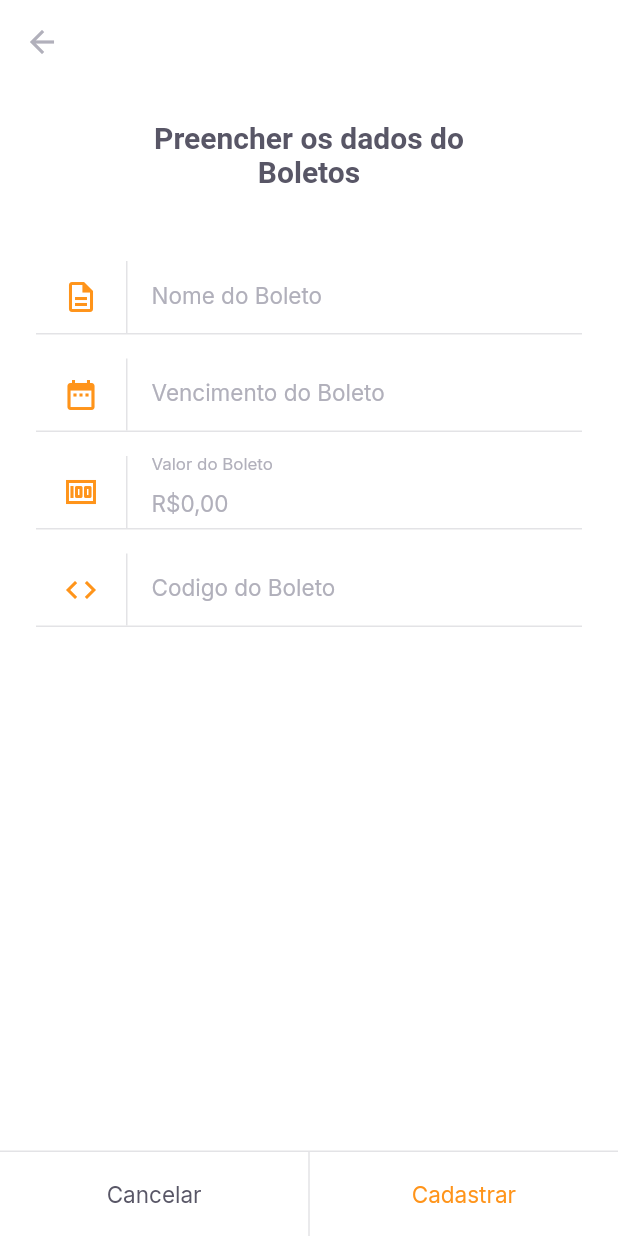
After one commit to raffevald/pay-flow, a Flutter app: the InserirBoletosPage screen opened by its route, on a phone screen of 412 x 824 dp. The commit adds this screen. Run offline on Flutter 3.47's test engine with Material 2 defaults, Android fonts, the phone set to English and light mode, and no system bars; our stand-ins replace camera, firebase_core, flutter_masked_text2, google_fonts, google_sign_in, image_picker and 1 more; missing offline and left inert: google_ml_kit; accounts and stored records are empty.

Commit message:
Criação das pages INSERT BOLETOS e MEUS BOLETOS, da model BOLETO MODEL, dos widget BOLETO LIST E BOLETO TILECLEAR

```diff
--- a/lib/app_widger.dart
+++ b/lib/app_widger.dart
@@ -4,9 +4,10 @@ import 'package:flutter/material.dart';
 import 'package:flutter/services.dart';
 
 import 'package:pay_flow/modules/home/home_page.dart';
+import 'package:pay_flow/modules/insert_boleto/insert_boleto_page.dart';
 import 'package:pay_flow/modules/splash/splash_page.dart';
 // import 'modules/barcode_scanner/barcode_scanner_page.dart';
-import 'modules/barcode_scanner/barcode_scanner_page.dart';
+// import 'modules/barcode_scanner/barcode_scanner_page.dart';
 import 'modules/barcode_scanner/teste.dart';
 import 'modules/login/login_page.dart';
 // import 'shared/models/user_model.dart';
@@ -41,6 +42,7 @@ class AppWidget extends StatelessWidget {
         //     user: ModalRoute.of(context)!.settings.arguments as UserModel),
         "/login": ((context) => LoginPage()),
         "/barcode_scanner": (context) => BarcodeScannerPage(),
+        "/insertBoletos": ((context) => InserirBoletosPage()),
       },
     );
   }
--- /dev/null
+++ b/lib/modules/insert_boleto/insert_boleto_controller.dart
@@ -0,0 +1,46 @@
+// import 'dart:ffi';
+
+import 'package:flutter/cupertino.dart';
+import 'package:pay_flow/shared/models/boleto_model.dart';
+import 'package:shared_preferences/shared_preferences.dart';
+
+class InsertBoletoController {
+  BoletoModel model = BoletoModel();
+  final formKey = GlobalKey<FormState>();
+
+  String? validateName(String? value) =>
+      value?.isEmpty ?? true ? "O nome não pode ser vazio" : null;
+  String? validateVencimento(String? value) =>
+      value?.isEmpty ?? true ? "A data de vencimento não pode ser vazio" : null;
+  String? validateValor(double value) =>
+      value == 0 ? "Insira um valor maior que R\$ 0,00" : null;
+  String? validateCodigo(String? value) =>
+      value?.isEmpty ?? true ? "O código do boleto não pode ser vazio" : null;
+
+  void onChange(
+      {String? name, String? dueDate, double? value, String? barcaode}) {
+    model = model.copyWith(
+      name: name,
+      dueDate: dueDate,
+      value: value,
+      barcode: barcaode,
+    );
+  }
+
+  void saveBoleto() async {
+    try {
+      final instance = await SharedPreferences.getInstance();
+      final boletos = instance.getStringList("boletos") ?? <String>[];
+      boletos.add(model.toJson());
+      await instance.setStringList("boletos", boletos);
+      return;
+    } catch (a) {}
+  }
+
+  Future<void> cadastrarBoletos() async {
+    final form = formKey.currentState;
+    if (form!.validate()) {
+      return saveBoleto();
+    }
+  }
+}
--- /dev/null
+++ b/lib/modules/insert_boleto/insert_boleto_page.dart
@@ -0,0 +1,129 @@
+import 'package:flutter/material.dart';
+import 'package:flutter_masked_text2/flutter_masked_text2.dart';
+import 'package:pay_flow/modules/insert_boleto/insert_boleto_controller.dart';
+// import 'package:font_awesome_flutter/font_awesome_flutter.dart';
+import 'package:pay_flow/shared/themes/app_text_styles.dart';
+import 'package:pay_flow/shared/themes/appcolors.dart';
+import 'package:pay_flow/shared/widget/input_text/input_text_widget.dart';
+import 'package:pay_flow/shared/widget/set_label_buttons/set_label_buttons.dart';
+
+class InserirBoletosPage extends StatefulWidget {
+  final String? barcode;
+  const InserirBoletosPage({
+    Key? key,
+    this.barcode,
+  }) : super(key: key);
+
+  @override
+  State<InserirBoletosPage> createState() => _InserirBoletosPageState();
+}
+
+class _InserirBoletosPageState extends State<InserirBoletosPage> {
+  final controller = InsertBoletoController();
+
+  final moneyInputTextController =
+      MoneyMaskedTextController(leftSymbol: "R\$", decimalSeparator: ",");
+  final dueDateInputTextcontroller = MaskedTextController(mask: "00/00/0000");
+  final barcodeInputTextController = TextEditingController();
+
+  @override
+  void initState() {
+    if (widget.barcode != null) {
+      barcodeInputTextController.text = widget.barcode!;
+    }
+    super.initState();
+  }
+
+  @override
+  Widget build(BuildContext context) {
+    return Scaffold(
+      backgroundColor: AppColors.background,
+      appBar: AppBar(
+        backgroundColor: AppColors.background,
+        elevation: 0,
+        leading: BackButton(color: AppColors.input),
+      ),
+      body: SingleChildScrollView(
+        child: Padding(
+          padding: const EdgeInsets.symmetric(horizontal: 24),
+          child: Column(
+            crossAxisAlignment: CrossAxisAlignment.center,
+            children: [
+              Padding(
+                padding:
+                    const EdgeInsets.symmetric(horizontal: 50, vertical: 24),
+                child: Text(
+                  "Preencher os dados do Boletos",
+                  style: TextStyles.titleBoldHeading,
+                  textAlign: TextAlign.center,
+                ),
+              ),
+              const SizedBox(
+                height: 24,
+              ),
+              Form(
+                key: controller.formKey,
+                child: Column(
+                  children: [
+                    InputTextWidget(
+                      label: "Nome do Boleto",
+                      icon: Icons.description_outlined,
+                      onChanged: (value) {
+                        controller.onChange(name: value);
+                      },
+                      validator: controller.validateName,
+                    ),
+                    InputTextWidget(
+                      controller: dueDateInputTextcontroller,
+                      label: "Vencimento do Boleto",
+                      // icon: FontAwesomeIcons.timesCircle,
+                      icon: Icons.date_range,
+                      onChanged: (value) {
+                        controller.onChange(dueDate: value);
+                      },
+                      validator: controller.validateVencimento,
+                    ),
+                    InputTextWidget(
+                      controller: moneyInputTextController,
+                      label: "Valor do Boleto",
+                      // icon: FontAwesomeIcons.walle,
+                      icon: Icons.money,
+                      onChanged: (value) {
+                        controller.onChange(
+                            value: moneyInputTextController.numberValue);
+                      },
+                      validator: (_) => controller
+                          .validateValor(moneyInputTextController.numberValue),
+                    ),
+                    InputTextWidget(
+                      controller: barcodeInputTextController,
+                      label: "Codigo do Boleto",
+                      // icon: FontAwesomeIcons.barcode,
+                      icon: Icons.code_outlined,
+                      onChanged: (value) {
+                        controller.onChange(barcaode: value);
+                      },
+                      validator: controller.validateCodigo,
+                    ),
+                  ],
+                ),
+              ),
+            ],
+          ),
+        ),
+      ),
+      bottomNavigationBar: SetLabelButtons(
+        primaryLabel: "Cancelar",
+        primaryOnPressed: () {
+          Navigator.pop(context);
+        },
+        secondaryLabel: "Cadastrar",
+        secondaryOnPressed: () async {
+          await controller.cadastrarBoletos();
+          Navigator.pop(context);
+        },
+        enableSecondaryColor: true,
+      ),
+    );
+  }
+}
--- /dev/null
+++ b/lib/shared/models/boleto_model.dart
@@ -0,0 +1,72 @@
+import 'dart:convert';
+
+class BoletoModel {
+  final String? name;
+  final String? dueDate;
+  final double? value;
+  final String? barcode;
+  BoletoModel({
+    this.name,
+    this.dueDate,
+    this.value,
+    this.barcode,
+  });
+
+  BoletoModel copyWith({
+    String? name,
+    String? dueDate,
+    double? value,
+    String? barcode,
+  }) {
+    return BoletoModel(
+      name: name ?? this.name,
+      dueDate: dueDate ?? this.dueDate,
+      value: value ?? this.value,
+      barcode: barcode ?? this.barcode,
+    );
+  }
+
+  Map<String, dynamic> toMap() {
+    return {
+      'name': name,
+      'dueDate': dueDate,
+      'value': value,
+      'barcode': barcode,
+    };
+  }
+
+  factory BoletoModel.fromMap(Map<String, dynamic> map) {
+    return BoletoModel(
+      name: map['name'],
+      dueDate: map['dueDate'],
+      value: map['value'],
+      barcode: map['barcode'],
+    );
+  }
+
+  String toJson() => json.encode(toMap());
+
+  factory BoletoModel.fromJson(String source) =>
+      BoletoModel.fromMap(json.decode(source));
+
+  @override
+  String toString() {
+    return 'BoletoModel(name: $name, dueDate: $dueDate, value: $value, barcode: $barcode)';
+  }
+
+  @override
+  bool operator ==(Object other) {
+    if (identical(this, other)) return true;
+
+    return other is BoletoModel &&
+        other.name == name &&
+        other.dueDate == dueDate &&
+        other.value == value &&
+        other.barcode == barcode;
+  }
+
+  @override
+  int get hashCode {
+    return name.hashCode ^ dueDate.hashCode ^ value.hashCode ^ barcode.hashCode;
+  }
+}
--- a/lib/shared/themes/app_text_styles.dart
+++ b/lib/shared/themes/app_text_styles.dart
@@ -108,4 +108,9 @@ class TextStyles {
     fontWeight: FontWeight.w600,
     color: AppColors.body,
   );
+  static final input = GoogleFonts.inter(
+    fontSize: 15,
+    fontWeight: FontWeight.w400,
+    color: AppColors.input,
+  );
 }
--- a/lib/shared/themes/appcolors.dart
+++ b/lib/shared/themes/appcolors.dart
@@ -9,4 +9,5 @@ class AppColors {
   static final stroke = Color(0xFFE3E3E6);
   static final shape = Color(0xFFFAFAFC);
   static final background = Color(0xFFFFFFFF);
+  static final input = Color(0xFFB1B0BB);
 }
--- /dev/null
+++ b/lib/shared/widget/boleto_list/boleto_list_controller.dart
@@ -0,0 +1,25 @@
+import 'package:flutter/material.dart';
+// import 'package:payflow/shared/models/boleto_model.dart';
+import 'package:shared_preferences/shared_preferences.dart';
+
+import '../../models/boleto_model.dart';
+
+class BoletoListController {
+  final boletosNotifier = ValueNotifier<List<BoletoModel>>(<BoletoModel>[]);
+  List<BoletoModel> get boletos => boletosNotifier.value;
+  set boletos(List<BoletoModel> value) => boletosNotifier.value = value;
+
+  BoletoListController() {
+    getBoletos();
+  }
+
+  Future<void> getBoletos() async {
+    try {
+      final instance = await SharedPreferences.getInstance();
+      final response = instance.getStringList("boletos") ?? <String>[];
+      boletos = response.map((e) => BoletoModel.fromJson(e)).toList();
+    } catch (e) {
+      boletos = <BoletoModel>[];
+    }
+  }
+}
--- /dev/null
+++ b/lib/shared/widget/input_text/input_text_widget.dart
@@ -0,0 +1,72 @@
+import 'package:flutter/material.dart';
+import 'package:pay_flow/shared/themes/app_text_styles.dart';
+import 'package:pay_flow/shared/themes/appcolors.dart';
+
+class InputTextWidget extends StatelessWidget {
+  final String label;
+  final IconData icon;
+
+  final String? initialValue;
+
+  final String? Function(String?)? validator;
+
+  final TextEditingController? controller;
+
+  final void Function(String value) onChanged;
+
+  const InputTextWidget({
+    Key? key,
+    required this.label,
+    required this.icon,
+    this.initialValue,
+    this.validator,
+    this.controller,
+    required this.onChanged,
+  }) : super(key: key);
+
+  @override
+  Widget build(BuildContext context) {
+    return Padding(
+      padding: const EdgeInsets.only(bottom: 16),
+      child: Column(
+        children: [
+          TextFormField(
+            initialValue: initialValue,
+            validator: validator,
+            controller: controller,
+            onChanged: onChanged,
+            style: TextStyles.input,
+            decoration: InputDecoration(
+              contentPadding: EdgeInsets.zero,
+              labelText: label,
+              labelStyle: TextStyles.input,
+              icon: Row(
+                mainAxisSize: MainAxisSize.min,
+                children: [
+                  Padding(
+                    padding: const EdgeInsets.symmetric(horizontal: 18),
+                    child: Icon(
+                      icon,
+                      color: AppColors.primary,
+                    ),
+                  ),
+                  Container(
+                    width: 1,
+                    height: 48,
+                    color: AppColors.stroke,
+                  ),
+                ],
+              ),
+              border: InputBorder.none,
+            ),
+          ),
+          Divider(
+            height: 1,
+            thickness: 1,
+            color: AppColors.stroke,
+          ),
+        ],
+      ),
+    );
+  }
+}
--- a/lib/shared/widget/set_label_buttons/set_label_buttons.dart
+++ b/lib/shared/widget/set_label_buttons/set_label_buttons.dart
@@ -1,5 +1,6 @@
 import 'package:flutter/material.dart';
 import 'package:pay_flow/shared/themes/app_text_styles.dart';
+import 'package:pay_flow/shared/themes/appcolors.dart';
 import '../dividar_vertical/dividar_vertical_widget.dart';
 import '../label_button/label_button.dart';
 
@@ -11,6 +12,7 @@ class SetLabelButtons extends StatelessWidget {
   final VoidCallback secondaryOnPressed;
 
   final bool enablePrymaryColor;
+  final bool enableSecondaryColor;
 
   const SetLabelButtons(
       {Key? key,
@@ -18,12 +20,24 @@ class SetLabelButtons extends StatelessWidget {
       required this.primaryOnPressed,
       required this.secondaryLabel,
       required this.secondaryOnPressed,
-      this.enablePrymaryColor = false})
+      this.enablePrymaryColor = false,
+      this.enableSecondaryColor = false})
       : super(key: key);
 
   @override
   Widget build(BuildContext context) {
-    return SizedBox(
+    return Container(
+      color: AppColors.background,
+      height: 57,
+      child: Column(
+        mainAxisSize: MainAxisSize.min,
+        children: [
+          Divider(
+            thickness: 1,
+            height: 1,
+            color: AppColors.stroke,
+          ),
+          Container(
             height: 56,
             child: Row(
               children: [
@@ -39,6 +53,11 @@ class SetLabelButtons extends StatelessWidget {
                   child: LabelButton(
                     label: secondaryLabel,
                     onPressed: secondaryOnPressed,
+                    style:
+                        enableSecondaryColor ? TextStyles.buttonPrimary : null,
+                  ),
+                ),
+              ],
             ),
           ),
         ],
--- a/pubspec.yaml
+++ b/pubspec.yaml
@@ -39,10 +39,12 @@ dependencies:
   google_sign_in: ^5.3.3
   google_sign_in_web: ^0.10.1+3
   shared_preferences: ^2.0.15
-
   google_ml_kit: ^0.11.0
   camera: ^0.9.8+1
   image_picker: ^0.8.5+3
+  animated_card: ^2.0.0
+  flutter_masked_text2: ^0.9.1
+  font_awesome_flutter: ^10.1.0
 
 dev_dependencies:
   flutter_test:
```
Also changed, not shown: lib/modules/home/home_page.dart (+6 -2 lines), lib/modules/meus_boletos/meus_boletos_page.dart (added, +15 -0 lines), lib/shared/widget/boleto_list/boleto_list_widget.dart (added, +28 -0 lines), lib/shared/widget/boleto_tile/boleto_tile_widget.dart (added, +39 -0 lines), pubspec.lock. Lines whose indentation alone changed are shown as unchanged.
